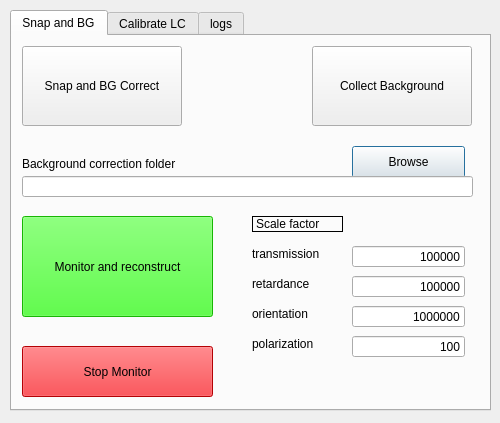
bryantChhun/recOrder_deprecated, file recOrder/visualization/qtdesigner/ReconOrderUI.ui: the form before one commit.
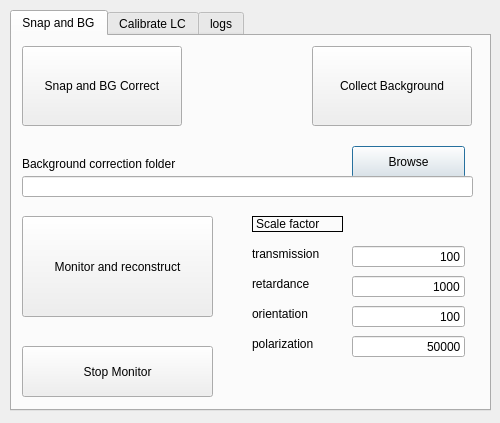
The form after the commit.

Diff of the .ui file:
```diff
--- a/recOrder/visualization/qtdesigner/ReconOrderUI.ui
+++ b/recOrder/visualization/qtdesigner/ReconOrderUI.ui
@@ -116,8 +116,7 @@
       </rect>
      </property>
      <property name="styleSheet">
-      <string notr="true">background-color: rgb(33, 255, 6);
-color: rgb(0, 0, 0);</string>
+      <string notr="true"/>
      </property>
      <property name="text">
       <string>Monitor and reconstruct</string>
@@ -133,9 +132,7 @@
       </rect>
      </property>
      <property name="styleSheet">
-      <string notr="true">background-color: rgb(252, 1, 7);
-border-color: rgb(252, 1, 7);
-color: rgb(0, 0, 0);</string>
+      <string notr="true"/>
      </property>
      <property name="text">
       <string>Stop Monitor</string>
@@ -185,7 +182,7 @@
       <enum>Qt::LeftToRight</enum>
      </property>
      <property name="text">
-      <string>100000</string>
+      <string>100</string>
      </property>
      <property name="alignment">
       <set>Qt::AlignRight|Qt::AlignTrailing|Qt::AlignVCenter</set>
@@ -201,7 +198,7 @@
       </rect>
      </property>
      <property name="text">
-      <string>100000</string>
+      <string>1000</string>
      </property>
      <property name="alignment">
       <set>Qt::AlignRight|Qt::AlignTrailing|Qt::AlignVCenter</set>
@@ -217,7 +214,7 @@
       </rect>
      </property>
      <property name="text">
-      <string>1000000</string>
+      <string>100</string>
      </property>
      <property name="alignment">
       <set>Qt::AlignRight|Qt::AlignTrailing|Qt::AlignVCenter</set>
@@ -233,7 +230,7 @@
       </rect>
      </property>
      <property name="text">
-      <string>100</string>
+      <string>50000</string>
      </property>
      <property name="alignment">
       <set>Qt::AlignRight|Qt::AlignTrailing|Qt::AlignVCenter</set>
```
